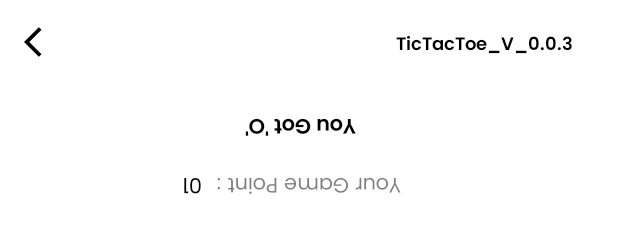
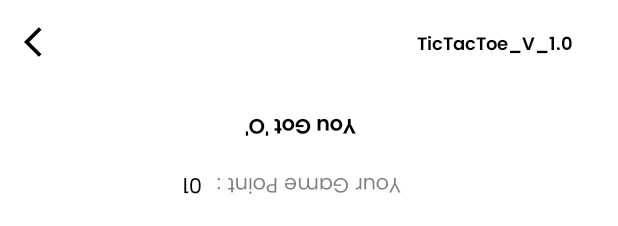
Before and after one commit to joymridha2004/TicTacToe_Java_Application, an Android app: the layout activity_game.xml on its own in the app's theme, with its tools: preview values and no code run, on a phone screen of 412 x 824 dp. Shown: the top 226 px of the screen. Run offline under Robolectric (Android 15) with nearby library versions, the phone set to English and light mode, and no system bars.

Commit message:
This app ready for light use TicTacToe_V_1.0

```diff
--- a/app/src/main/res/values/strings.xml
+++ b/app/src/main/res/values/strings.xml
@@ -1,6 +1,6 @@
 <resources>
     <string name="app_name">TicTacToe</string>
-    <string name="version">TicTacToe_V_0.0.3</string>
+    <string name="version">TicTacToe_V_1.0</string>
     <string name="players_details">Players Details</string>
     <string name="enter_1st_player_name">Enter 1st Player Nick Name</string>
     <string name="enter_2nd_player_name">Enter 2nd Player Nick Name</string>
```
